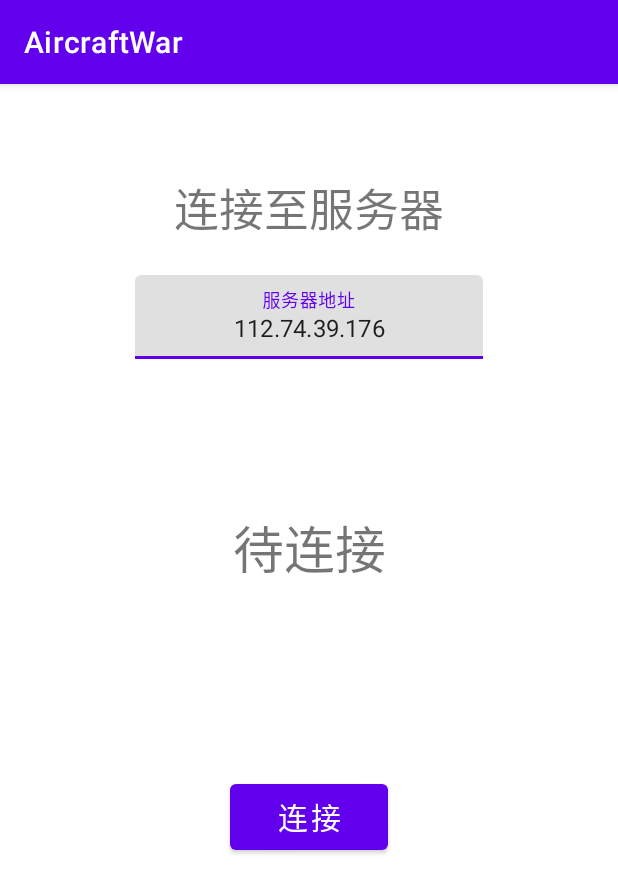
After one commit to HaHaRen6/AircraftWar-Android, an Android app: the MultiReadyActivity screen opened directly, with no data from a screen before it, on a phone screen of 412 x 824 dp. The commit adds this screen. Shown: the top 893 px of the screen. Run offline under Robolectric (Android 15) with nearby library versions, the phone set to English and light mode, and no system bars.

Commit message:
联机模式 连接至服务器UI完成

```diff
--- a/app/src/main/AndroidManifest.xml
+++ b/app/src/main/AndroidManifest.xml
@@ -25,6 +25,9 @@
             android:name="edu.hitsz.activity.MultiScoreActivity"
             android:exported="false" />
         <activity
+            android:name="edu.hitsz.activity.MultiReadyActivity"
+            android:exported="false" />
+        <activity
             android:name="edu.hitsz.activity.MainActivity"
             android:exported="true">
             <intent-filter>
--- a/app/src/main/java/edu/hitsz/activity/InputActivity.java
+++ b/app/src/main/java/edu/hitsz/activity/InputActivity.java
@@ -33,11 +33,11 @@ public class InputActivity extends AppCompatActivity {
         setContentView(R.layout.activity_input);
 
         Button inputName_btn = findViewById(R.id.inputName_btn);
-        TextView textView_score = findViewById(R.id.textView_score);
+        TextView score_textView = findViewById(R.id.textView_score);
         TextInputEditText textInputEditText = findViewById(R.id.textInputEditText);
 
         // 显示分数
-        textView_score.setText(String.valueOf(BaseGame.getScore()));
+        score_textView.setText(String.valueOf(BaseGame.getScore()));
 
         // 输入名字按钮监听器
         inputName_btn.setOnClickListener(view -> {
--- a/app/src/main/java/edu/hitsz/activity/MainActivity.java
+++ b/app/src/main/java/edu/hitsz/activity/MainActivity.java
@@ -37,6 +37,7 @@ public class MainActivity extends AppCompatActivity {
           不同按钮开始不同难度游戏
          */
         Intent intent = new Intent(MainActivity.this, GameActivity.class);
+        Intent intent1 = new Intent(MainActivity.this, MultiReadyActivity.class);
         // 普通难度
         medium_btn.setOnClickListener(view -> {
             gameType = 1;
@@ -63,11 +64,9 @@ public class MainActivity extends AppCompatActivity {
         });
         // 联机模式
         multi_btn.setOnClickListener(view -> {
-            gameType = 1;
-            intent.putExtra("gameType", gameType);
             BaseGame.multiPlayers = true;
             BaseGame.musicSwitch = music_swc.isChecked();
-            startActivity(intent);
+            startActivity(intent1);
         });
     }
 
--- /dev/null
+++ b/app/src/main/java/edu/hitsz/activity/MultiReadyActivity.java
@@ -0,0 +1,50 @@
+package edu.hitsz.activity;
+
+import android.content.Intent;
+import android.os.Bundle;
+import android.widget.Button;
+import android.widget.TextView;
+
+import androidx.appcompat.app.AppCompatActivity;
+
+import com.google.android.material.textfield.TextInputEditText;
+
+import edu.hitsz.R;
+
+public class MultiReadyActivity extends AppCompatActivity {
+
+    private static final String TAG = "MultiReadyActivity";
+
+    public static int screenWidth;
+    public static int screenHeight;
+
+    private String host;
+    @Override
+    protected void onCreate(Bundle savedInstanceState) {
+        super.onCreate(savedInstanceState);
+
+        // 布局初始化时加载布局文件
+        setContentView(R.layout.activity_multi_ready);
+
+        Button connect_btn = findViewById(R.id.connect_button);
+        TextView connectState_textView = findViewById(R.id.connect_state_textView);
+        TextInputEditText connect_textInput = findViewById(R.id.connect_textInput);
+
+        // 显示分数
+//        textView_score.setText(String.valueOf(BaseGame.getScore()));
+
+        connect_btn.setOnClickListener(view -> {
+            host = String.valueOf(connect_textInput.getText());
+            // 重新游戏
+            Intent intent = new Intent(MultiReadyActivity.this, GameActivity.class);
+            startActivity(intent);
+        });
+
+    }
+
+    @Override
+    public void onBackPressed() {
+        super.onBackPressed();
+    }
+
+}
--- a/app/src/main/java/edu/hitsz/activity/MultiScoreActivity.java
+++ b/app/src/main/java/edu/hitsz/activity/MultiScoreActivity.java
@@ -27,14 +27,14 @@ public class MultiScoreActivity extends AppCompatActivity {
         setContentView(R.layout.activity_multi_score);
 
         Button newGame_btn = findViewById(R.id.newGameMulti_btn);
-        TextView textView_score = findViewById(R.id.textView_score);
-        TextView textView_score2 = findViewById(R.id.textView_score2);
-        TextView textView_whoWin = findViewById(R.id.textView_whoWin);
+        TextView score_textView = findViewById(R.id.textView_score);
+        TextView score2_textView = findViewById(R.id.textView_score2);
+        TextView whoWin_textView = findViewById(R.id.textView_whoWin);
 
 
         // 显示分数
-        textView_score.setText(String.valueOf(BaseGame.getScore()));
-        textView_score2.setText(String.valueOf(opponentScore));
+        score_textView.setText(String.valueOf(BaseGame.getScore()));
+        score2_textView.setText(String.valueOf(opponentScore));
         String whoWin;
 
         if (BaseGame.getScore() > opponentScore){
@@ -46,11 +46,13 @@ public class MultiScoreActivity extends AppCompatActivity {
         else {
             whoWin = "平局";
         }
-        textView_whoWin.setText(whoWin);
+        whoWin_textView.setText(whoWin);
 
         newGame_btn.setOnClickListener(view -> {
             // 重新游戏
             Intent intent = new Intent(MultiScoreActivity.this, MainActivity.class);
+            int gameType = 1;
+            intent.putExtra("gameType", gameType);
             startActivity(intent);
         });
 
--- a/app/src/main/java/edu/hitsz/activity/RankingActivity.java
+++ b/app/src/main/java/edu/hitsz/activity/RankingActivity.java
@@ -59,7 +59,7 @@ public class RankingActivity extends AppCompatActivity {
                         scoreDao.getAllItems(RankingActivity.this, BaseGame.scoreFile);
                         scoreDao.sortByScore();
                         String[][] items = scoreDao.outPutItems();
-                        items[position][3] = "delete";
+                        items[position][3] = "delete" ;
                         scoreDao.deleteByTime(RankingActivity.this, items, BaseGame.scoreFile);
 
                         flushAdapter();
--- /dev/null
+++ b/app/src/main/res/layout/activity_multi_ready.xml
@@ -0,0 +1,64 @@
+<?xml version="1.0" encoding="utf-8"?>
+<androidx.constraintlayout.widget.ConstraintLayout xmlns:android="http://schemas.android.com/apk/res/android"
+    xmlns:app="http://schemas.android.com/apk/res-auto"
+    xmlns:tools="http://schemas.android.com/tools"
+    android:layout_width="match_parent"
+    android:layout_height="match_parent">
+
+    <TextView
+        android:id="@+id/connect_textView"
+        android:layout_width="wrap_content"
+        android:layout_height="wrap_content"
+        android:layout_marginStart="115dp"
+        android:layout_marginTop="60dp"
+        android:layout_marginEnd="115dp"
+        android:text="连接至服务器"
+        android:textSize="30sp"
+        app:layout_constraintEnd_toEndOf="parent"
+        app:layout_constraintStart_toStartOf="parent"
+        app:layout_constraintTop_toTopOf="parent" />
+
+    <com.google.android.material.textfield.TextInputLayout
+        android:id="@+id/connect_textInputLayout"
+        android:layout_width="0dp"
+        android:layout_height="wrap_content"
+        android:layout_marginStart="90dp"
+        android:layout_marginTop="67dp"
+        android:layout_marginEnd="90dp"
+        app:layout_constraintEnd_toEndOf="parent"
+        app:layout_constraintStart_toStartOf="parent"
+        app:layout_constraintTop_toTopOf="@+id/connect_textView">
+
+        <com.google.android.material.textfield.TextInputEditText
+            android:id="@+id/connect_textInput"
+            android:layout_width="match_parent"
+            android:layout_height="wrap_content"
+            android:gravity="center"
+            android:hint="服务器地址"
+            android:text="112.74.39.176" />
+    </com.google.android.material.textfield.TextInputLayout>
+
+    <Button
+        android:id="@+id/connect_button"
+        android:layout_width="105dp"
+        android:layout_height="56dp"
+        android:layout_marginBottom="251dp"
+        android:text="连接"
+        android:textSize="20sp"
+        app:layout_constraintBottom_toBottomOf="parent"
+        app:layout_constraintEnd_toEndOf="parent"
+        app:layout_constraintStart_toStartOf="parent" />
+
+    <TextView
+        android:id="@+id/connect_state_textView"
+        android:layout_width="171dp"
+        android:layout_height="52dp"
+        android:layout_marginTop="100dp"
+        android:gravity="center"
+        android:text="待连接"
+        android:textSize="34sp"
+        app:layout_constraintEnd_toEndOf="parent"
+        app:layout_constraintStart_toStartOf="parent"
+        app:layout_constraintTop_toBottomOf="@+id/connect_textInputLayout" />
+
+</androidx.constraintlayout.widget.ConstraintLayout>
```
